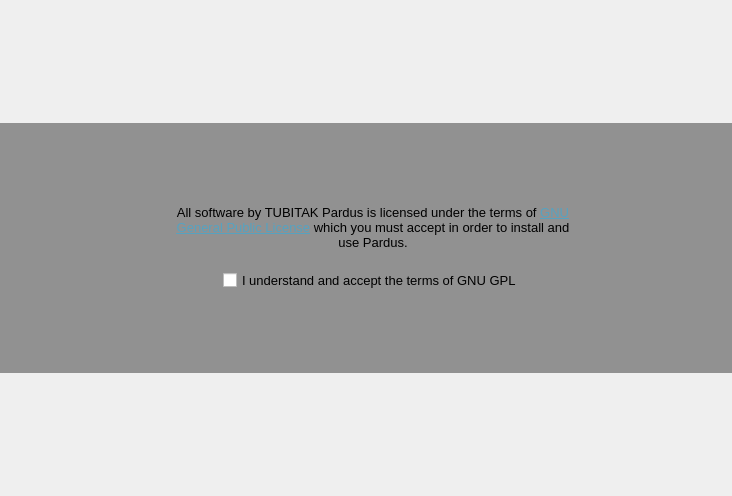
This is yali/gui/Ui/license.ui in dadas45li/yali as Qt 5 draws it before an edit. The edited form follows.
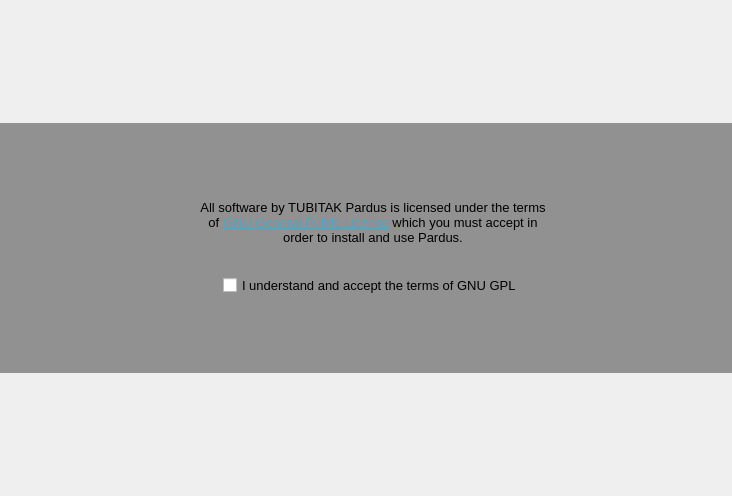
This is the edited form. Icons and pictures are not drawn.

Commit message: make minor cosmetic changes to license checkcd and main screens

Diff of the .ui file:
```diff
--- a/yali/gui/Ui/license.ui
+++ b/yali/gui/Ui/license.ui
@@ -80,7 +80,7 @@
         <item>
          <layout class="QVBoxLayout" name="verticalLayout">
           <property name="spacing">
-           <number>20</number>
+           <number>30</number>
           </property>
           <property name="leftMargin">
            <number>10</number>
@@ -105,13 +105,13 @@
            <widget class="QLabel" name="disclamer">
             <property name="minimumSize">
              <size>
-              <width>400</width>
+              <width>350</width>
               <height>0</height>
              </size>
             </property>
             <property name="maximumSize">
              <size>
-              <width>16777215</width>
+              <width>350</width>
               <height>16777215</height>
              </size>
             </property>
```
Left out of the diff: 3 changed lines with no effect on the pictures. The commit also changes 2 other files.
